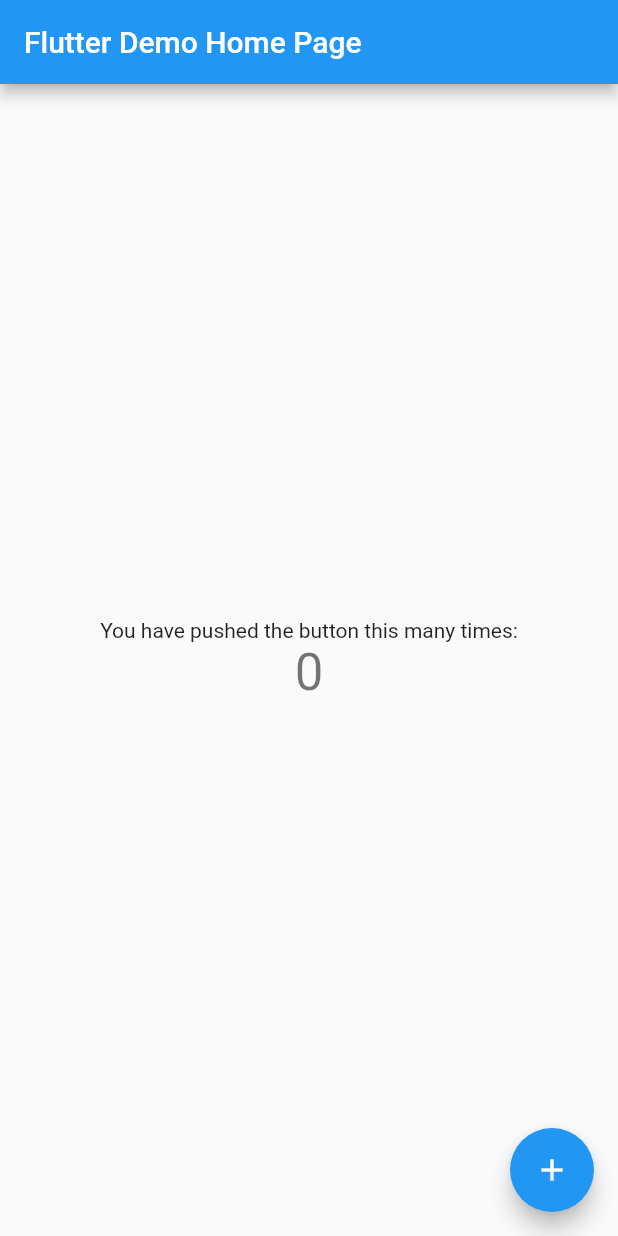
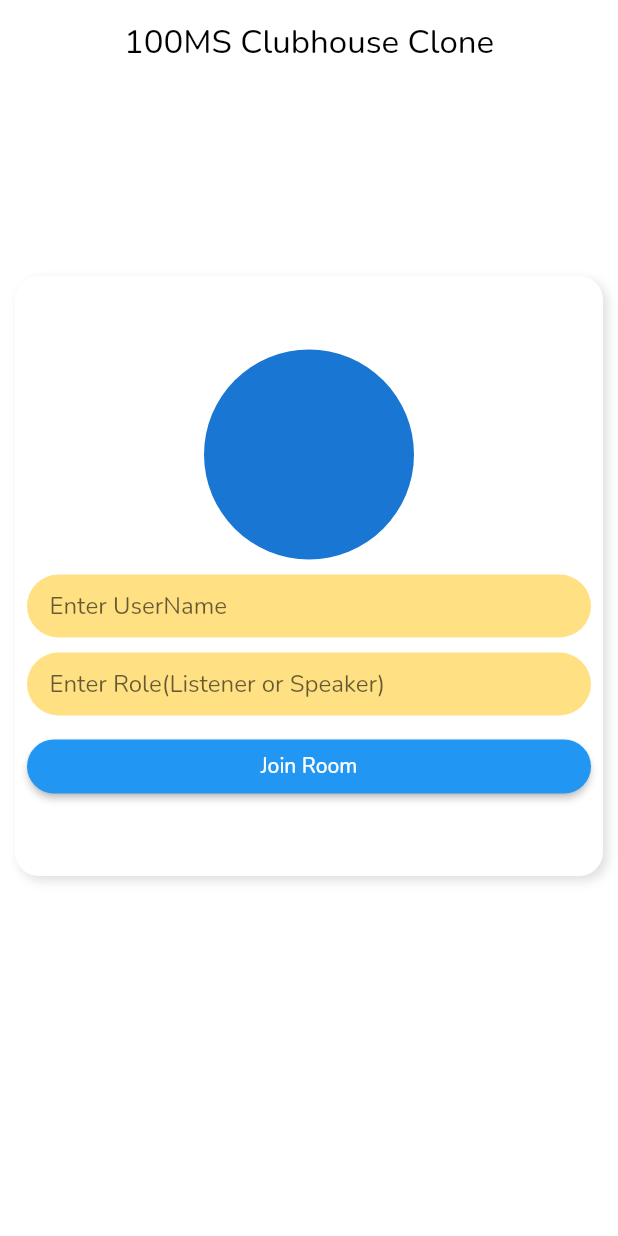
Before and after one commit to himanshusharma89/clubhouse-clone, a Flutter app: the screen it shows after launch, on a phone screen of 412 x 824 dp. Run offline on Flutter 3.47's test engine with Material 2 defaults, Android fonts, the phone set to English and light mode, and no system bars; our stand-ins replace flutter_mobx, google_fonts, permission_handler.

Commit message:
Views Added

```diff
--- a/lib/main.dart
+++ b/lib/main.dart
@@ -1,6 +1,9 @@
+import 'package:clubhouse_clone/views/user_details_input_view.dart';
 import 'package:flutter/material.dart';
+import 'package:google_fonts/google_fonts.dart';
 
-void main() {
+void main() async {
+  WidgetsFlutterBinding.ensureInitialized();
   runApp(const MyApp());
 }
 
@@ -10,58 +13,17 @@ class MyApp extends StatelessWidget {
   @override
   Widget build(BuildContext context) {
     return MaterialApp(
-      title: 'Flutter Demo',
-      theme: ThemeData(
-        primarySwatch: Colors.blue,
-      ),
-      home: const MyHomePage(title: 'Flutter Demo Home Page'),
-    );
+        title: 'Flutter Clubhouse Clone',
+        theme: ThemeData(
+            textTheme: GoogleFonts.nunitoTextTheme(Theme.of(context).textTheme),
+            primarySwatch: Colors.blue,
+            scaffoldBackgroundColor: Colors.white,
+            appBarTheme: AppBarTheme(
+                backgroundColor: Colors.transparent,
+                centerTitle: true,
+                elevation: 0,
+                titleTextStyle:
+                    GoogleFonts.nunito(color: Colors.black, fontSize: 22))),
+        home: const UserDetailsInputView());
   }
 }
-
-class MyHomePage extends StatefulWidget {
-  const MyHomePage({Key? key, required this.title}) : super(key: key);
-
-  final String title;
-
-  @override
-  State<MyHomePage> createState() => _MyHomePageState();
-}
-
-class _MyHomePageState extends State<MyHomePage> {
-  int _counter = 0;
-
-  void _incrementCounter() {
-    setState(() {
-      _counter++;
-    });
-  }
-
-  @override
-  Widget build(BuildContext context) {
-    return Scaffold(
-      appBar: AppBar(
-        title: Text(widget.title),
-      ),
-      body: Center(
-        child: Column(
-          mainAxisAlignment: MainAxisAlignment.center,
-          children: <Widget>[
-            const Text(
-              'You have pushed the button this many times:',
-            ),
-            Text(
-              '$_counter',
-              style: Theme.of(context).textTheme.headline4,
-            ),
-          ],
-        ),
-      ),
-      floatingActionButton: FloatingActionButton(
-        onPressed: _incrementCounter,
-        tooltip: 'Increment',
-        child: const Icon(Icons.add),
-      ),
-    );
-  }
-}
--- /dev/null
+++ b/lib/views/user_details_input_view.dart
@@ -0,0 +1,150 @@
+import 'package:clubhouse_clone/meeting/meeting_store.dart';
+import 'package:clubhouse_clone/models/user.dart';
+import 'package:clubhouse_clone/views/room_view.dart';
+import 'package:flutter/material.dart';
+import 'package:permission_handler/permission_handler.dart';
+import 'package:provider/provider.dart';
+import 'package:uuid/uuid.dart';
+
+class UserDetailsInputView extends StatefulWidget {
+  const UserDetailsInputView({Key? key}) : super(key: key);
+
+  @override
+  _UserDetailsInputViewState createState() => _UserDetailsInputViewState();
+}
+
+class _UserDetailsInputViewState extends State<UserDetailsInputView> {
+  TextEditingController usernameTextEditingController = TextEditingController();
+  TextEditingController userRoleTextEditingController = TextEditingController();
+
+  String initial = "";
+  String userRole = "";
+
+  @override
+  void initState() {
+    super.initState();
+    getPermissions();
+    usernameTextEditingController.addListener(getUserNameInitial);
+  }
+
+  void getPermissions() async {
+    await Permission.microphone.request();
+
+    while ((await Permission.microphone.isDenied)) {
+      await Permission.microphone.request();
+    }
+  }
+
+  @override
+  void dispose() {
+    usernameTextEditingController.removeListener(getUserNameInitial);
+    usernameTextEditingController.dispose();
+    userRoleTextEditingController.dispose();
+    super.dispose();
+  }
+
+  @override
+  Widget build(BuildContext context) {
+    return Scaffold(
+        appBar: AppBar(
+          title: const Text('100MS Clubhouse Clone'),
+        ),
+        body: Center(
+          child: Padding(
+            padding: const EdgeInsets.all(10.0),
+            child: Transform.translate(
+              offset: const Offset(0, -kToolbarHeight),
+              child: Container(
+                height: 400,
+                decoration: BoxDecoration(
+                  color: Colors.white,
+                  borderRadius: BorderRadius.circular(16),
+                  boxShadow: [
+                    BoxShadow(
+                        color: Colors.grey.shade300,
+                        offset: const Offset(3, 3),
+                        blurRadius: 5)
+                  ],
+                ),
+                padding: const EdgeInsets.all(8),
+                child: Column(
+                  crossAxisAlignment: CrossAxisAlignment.stretch,
+                  mainAxisAlignment: MainAxisAlignment.center,
+                  children: [
+                    CircleAvatar(
+                      radius: 70,
+                      child:
+                          Text(initial, style: const TextStyle(fontSize: 50)),
+                    ),
+                    const SizedBox(height: 10),
+                    Container(
+                      decoration: BoxDecoration(
+                          borderRadius: BorderRadius.circular(22),
+                          color: Colors.amber.shade200),
+                      child: TextField(
+                        controller: usernameTextEditingController,
+                        decoration: const InputDecoration(
+                            border: InputBorder.none,
+                            hintText: 'Enter UserName',
+                            isDense: true,
+                            contentPadding: EdgeInsets.symmetric(
+                                horizontal: 15, vertical: 10)),
+                      ),
+                    ),
+                    const SizedBox(height: 10),
+                    Container(
+                      decoration: BoxDecoration(
+                          borderRadius: BorderRadius.circular(22),
+                          color: Colors.amber.shade200),
+                      child: TextField(
+                        controller: userRoleTextEditingController,
+                        decoration: const InputDecoration(
+                            border: InputBorder.none,
+                            hintText: 'Enter Role(Listener or Speaker)',
+                            isDense: true,
+                            contentPadding: EdgeInsets.symmetric(
+                                horizontal: 15, vertical: 10)),
+                      ),
+                    ),
+                    const SizedBox(height: 10),
+                    ElevatedButton(
+                        onPressed: () {
+                          User user = User(
+                              userName: usernameTextEditingController.text,
+                              userRole: userRoleTextEditingController.text,
+                              userId: const Uuid().v1());
+                          const roomId = '618d48acbe6c3c0b351510e0';
+                          Navigator.push(
+                              context,
+                              MaterialPageRoute(
+                                  builder: (_) => Provider<MeetingStore>(
+                                        create: (_) => MeetingStore(),
+                                        child: RoomView(
+                                            roomTitle: 'Room Title',
+                                            roomId: roomId,
+                                            user: user),
+                                      )));
+                        },
+                        style: ElevatedButton.styleFrom(
+                            shape: RoundedRectangleBorder(
+                                borderRadius: BorderRadius.circular(22))),
+                        child: const Text('Join Room'))
+                  ],
+                ),
+              ),
+            ),
+          ),
+        ));
+  }
+
+  getUserNameInitial() {
+    if (usernameTextEditingController.text.isNotEmpty) {
+      List<String?>? words = usernameTextEditingController.text.split(" ");
+
+      initial = words[0]!.substring(0, 1).toUpperCase();
+    } else {
+      initial = "";
+    }
+    setState(() {});
+  }
+}
```
Also changed, not shown: lib/views/room_view.dart (+230 -0 lines).
